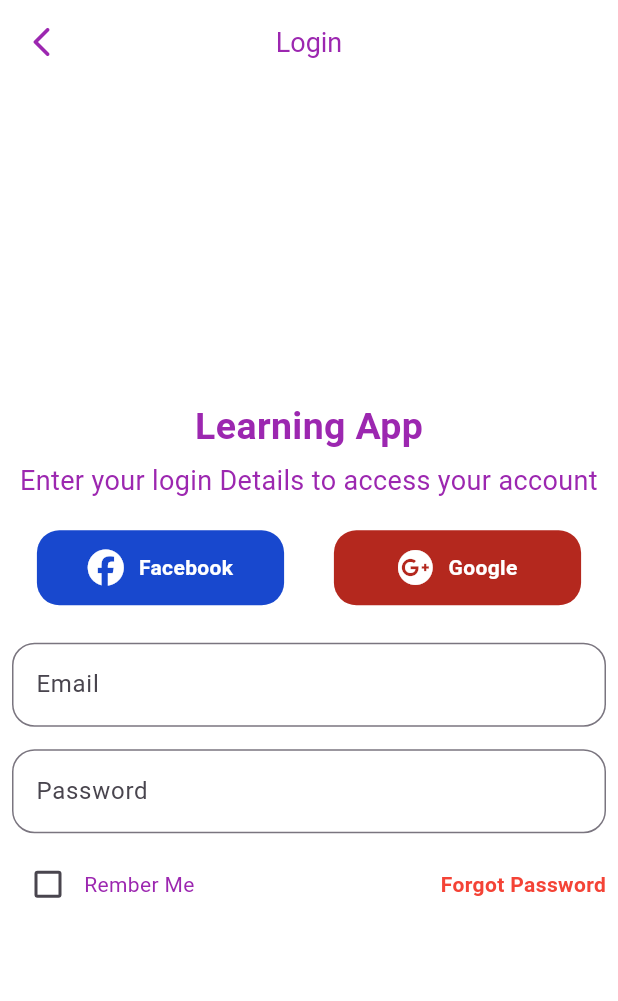
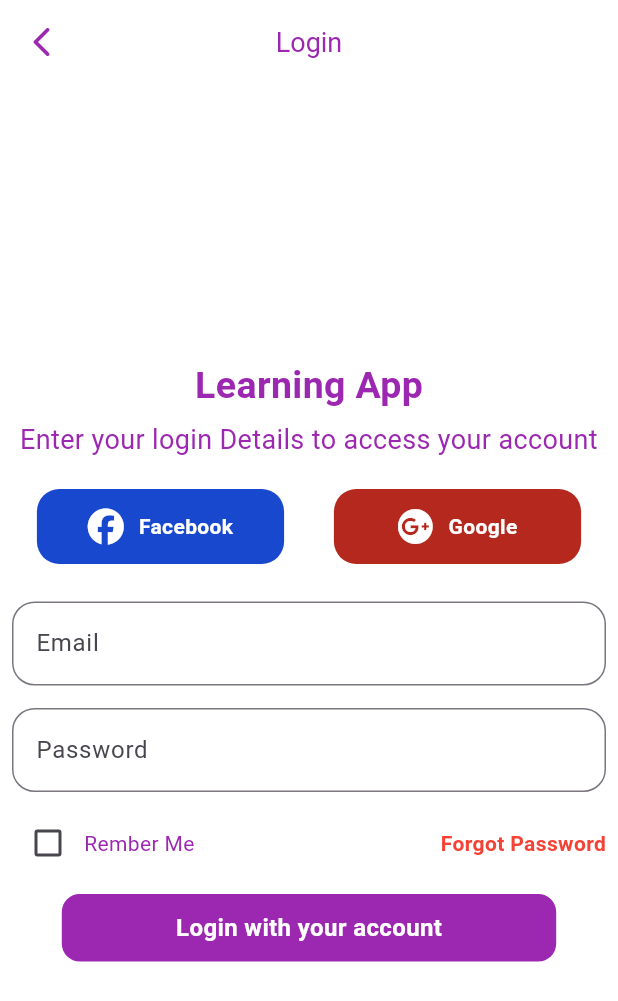
Before and after one commit to SalmanMohammed2001/learning_app_ui_flutter, a Flutter app: the screen it shows after launch, after a tap on "Start Learning", on a phone screen of 412 x 824 dp. Shown: the top 1001 px of the screen. Run offline on Flutter 3.47's test engine with Material 3 defaults, Android fonts, the phone set to English and light mode, and no system bars; our stand-ins replace font_awesome_flutter; network calls fail.

Commit message:
customButton implementation

```diff
--- /dev/null
+++ b/lib/components/custom_button.dart
@@ -0,0 +1,38 @@
+import 'package:flutter/material.dart';
+import 'package:learning_app_ui/screen/login_screen.dart';
+
+class CustomButton extends StatelessWidget {
+  const CustomButton({
+    super.key,
+    required this.size,
+    required this.text,
+  });
+
+  final Size size;
+  final String text;
+
+  @override
+  Widget build(BuildContext context) {
+    return InkWell(
+      onTap: () {
+        Navigator.pushReplacement(
+            context,
+            MaterialPageRoute(
+              builder: (context) => const LoginScreen(),
+            ));
+      },
+      child: Container(
+        width: size.width * 0.8,
+        height: 45,
+        decoration: BoxDecoration(
+            color: Colors.purple, borderRadius: BorderRadius.circular(12)),
+        child: Center(
+            child: Text(
+          text,
+          style: const TextStyle(
+              color: Colors.white, fontSize: 16, fontWeight: FontWeight.w600),
+        )),
+      ),
+    );
+  }
+}
--- a/lib/screen/login_screen.dart
+++ b/lib/screen/login_screen.dart
@@ -1,5 +1,6 @@
 import 'package:flutter/material.dart';
 import 'package:font_awesome_flutter/font_awesome_flutter.dart';
+import 'package:learning_app_ui/components/custom_button.dart';
 
 class LoginScreen extends StatelessWidget {
   const LoginScreen({super.key});
@@ -106,7 +107,11 @@ class LoginScreen extends StatelessWidget {
                   ),
                 )
               ],
-            )
+            ),
+            const SizedBox(
+              height: 10,
+            ),
+            CustomButton(size: size, text: "Login with your account")
           ]),
         ),
       ),
--- a/lib/screen/welcome_screen.dart
+++ b/lib/screen/welcome_screen.dart
@@ -1,5 +1,5 @@
 import 'package:flutter/material.dart';
-import 'package:learning_app_ui/screen/login_screen.dart';
+import 'package:learning_app_ui/components/custom_button.dart';
 
 class WelcomePage extends StatelessWidget {
   const WelcomePage({super.key});
@@ -40,26 +40,12 @@ class WelcomePage extends StatelessWidget {
                     fontWeight: FontWeight.w300,
                     fontSize: 14),
               ),
-              const SizedBox(height: 20,),
-              InkWell(
-                onTap: () {
-                  Navigator.pushReplacement(context, MaterialPageRoute(builder: (context) => const LoginScreen(),));
-                },
-                child: Container(
-                  width: size.width * 0.8,
-                  height: 45,
-                  decoration: BoxDecoration(
-                      color: Colors.purple,
-                      borderRadius: BorderRadius.circular(12)),
-                  child: const Center(
-                      child: Text(
-                    "Start Learning ",
-                    style: TextStyle(
-                        color: Colors.white,
-                        fontSize: 16,
-                        fontWeight: FontWeight.w600),
-                  )),
-                ),
+              const SizedBox(
+                height: 20,
+              ),
+              CustomButton(
+                size: size,
+                text: "Start Learning",
               )
             ],
           ),
```
